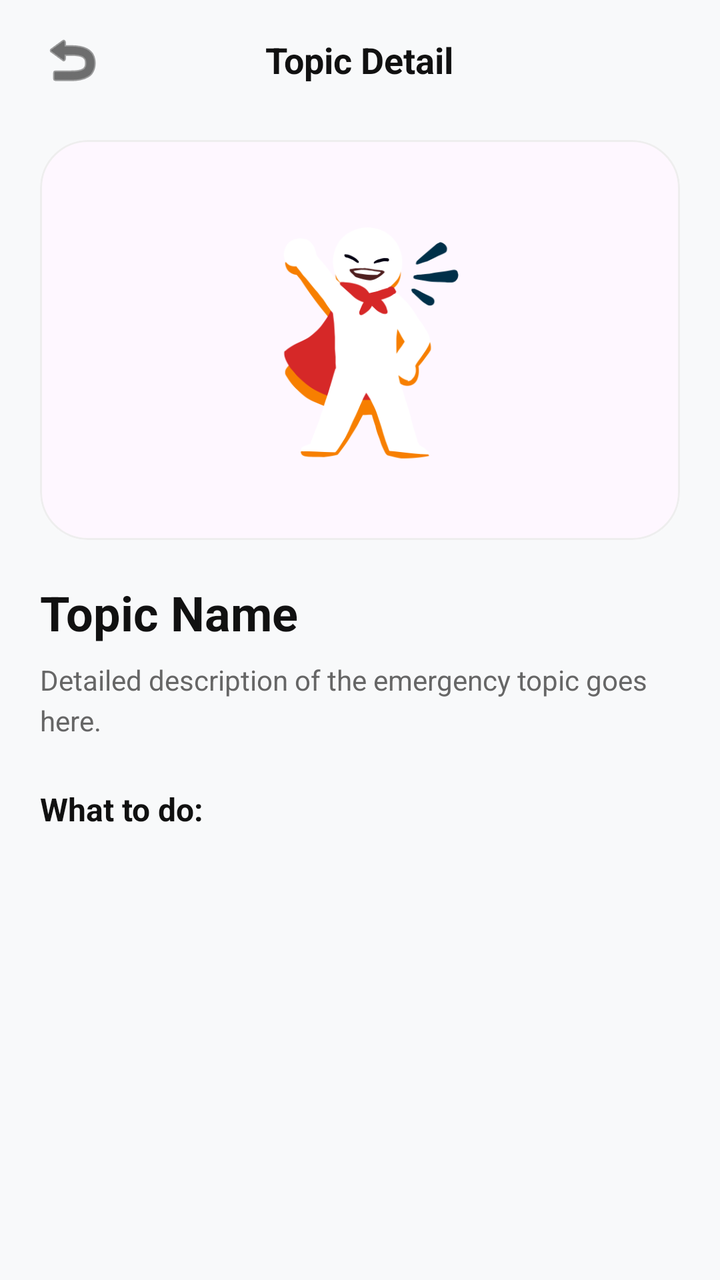
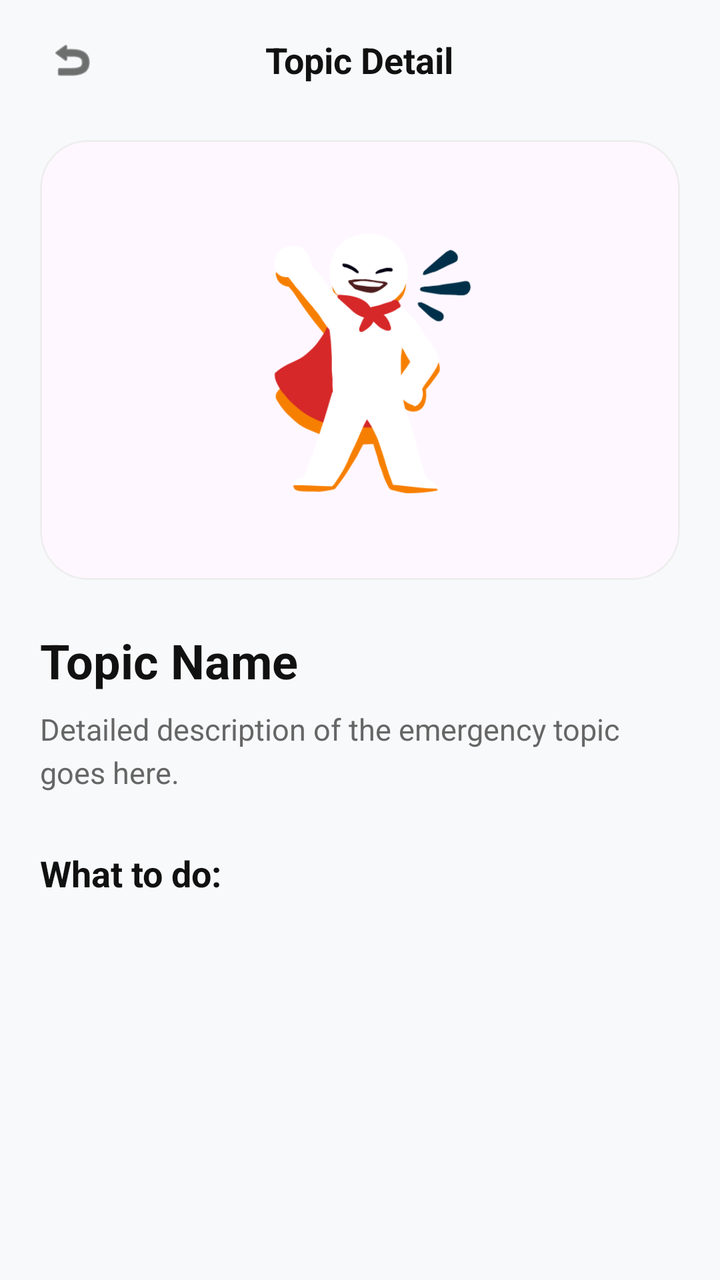

Before-and-after screenshots of an Android layout around one commit, followed by the original layout XML and the change that was made.
<!-- AndroidManifest.xml: application theme Theme.MyApplication -->
<!-- res/layout/activity_guide_detail.xml -->
<?xml version="1.0" encoding="utf-8"?>
<androidx.constraintlayout.widget.ConstraintLayout xmlns:android="http://schemas.android.com/apk/res/android"
    xmlns:app="http://schemas.android.com/apk/res-auto"
    android:layout_width="match_parent"
    android:layout_height="match_parent"
    android:background="#F8F9FA">

    
    <RelativeLayout
        android:id="@+id/detailHeader"
        android:layout_width="match_parent"
        android:layout_height="60dp"
        android:paddingHorizontal="16dp"
        app:layout_constraintTop_toTopOf="parent">

        <ImageButton
            android:id="@+id/btnBack"
            android:layout_width="40dp"
            android:layout_height="40dp"
            android:layout_centerVertical="true"
            android:background="?attr/selectableItemBackgroundBorderless"
            android:contentDescription="Back"
            android:src="@android:drawable/ic_menu_revert"
            app:tint="#111111" />

        <TextView
            android:id="@+id/detailTitle"
            android:layout_width="wrap_content"
            android:layout_height="wrap_content"
            android:layout_centerInParent="true"
            android:text="Topic Detail"
            android:textColor="#111111"
            android:textSize="18sp"
            android:textStyle="bold" />
    </RelativeLayout>

    <androidx.core.widget.NestedScrollView
        android:layout_width="match_parent"
        android:layout_height="0dp"
        android:clipToPadding="false"
        android:paddingBottom="24dp"
        app:layout_constraintBottom_toBottomOf="parent"
        app:layout_constraintTop_toBottomOf="@id/detailHeader">

        <LinearLayout
            android:layout_width="match_parent"
            android:layout_height="wrap_content"
            android:orientation="vertical"
            android:paddingHorizontal="20dp">

            
            <com.google.android.material.card.MaterialCardView
                android:layout_width="match_parent"
                android:layout_height="200dp"
                android:layout_marginTop="10dp"
                app:cardCornerRadius="24dp"
                app:cardElevation="0dp"
                app:strokeColor="#EEEEEE"
                app:strokeWidth="1dp">

                <ImageView
                    android:id="@+id/detailIllustration"
                    android:layout_width="match_parent"
                    android:layout_height="match_parent"
                    android:padding="20dp"
                    android:scaleType="fitCenter"
                    android:src="@drawable/hero_mascot" />
            </com.google.android.material.card.MaterialCardView>

            <TextView
                android:id="@+id/detailTopicName"
                android:layout_width="wrap_content"
                android:layout_height="wrap_content"
                android:layout_marginTop="20dp"
                android:text="Topic Name"
                android:textColor="#111111"
                android:textSize="24sp"
                android:textStyle="bold" />

            <TextView
                android:id="@+id/detailDescription"
                android:layout_width="match_parent"
                android:layout_height="wrap_content"
                android:layout_marginTop="8dp"
                android:text="Detailed description of the emergency topic goes here."
                android:textColor="#666666"
                android:textSize="14sp"
                android:lineSpacingExtra="4dp" />

            <TextView
                android:layout_width="wrap_content"
                android:layout_height="wrap_content"
                android:layout_marginTop="24dp"
                android:text="What to do:"
                android:textColor="#111111"
                android:textSize="16sp"
                android:textStyle="bold" />

            
            <LinearLayout
                android:id="@+id/stepsContainer"
                android:layout_width="match_parent"
                android:layout_height="wrap_content"
                android:layout_marginTop="12dp"
                android:orientation="vertical" />

        </LinearLayout>
    </androidx.core.widget.NestedScrollView>

</androidx.constraintlayout.widget.ConstraintLayout>
<!-- resources referenced by this layout -->
<resources>
  <!-- drawable hero_mascot: png bitmap (drawable, 22730 bytes) -->
  <style name="Theme.MyApplication" parent="Base.Theme.MyApplication" />
  <style name="Base.Theme.MyApplication" parent="Theme.Material3.DayNight.NoActionBar">
          
          
      </style>
</resources>

<!-- the commit's change to res/layout/activity_guide_detail.xml (unified diff, before → after) -->
@@ -1,5 +1,6 @@
 <?xml version="1.0" encoding="utf-8"?>
-<androidx.constraintlayout.widget.ConstraintLayout xmlns:android="http://schemas.android.com/apk/res/android"
+<androidx.constraintlayout.widget.ConstraintLayout
+    xmlns:android="http://schemas.android.com/apk/res/android"
     xmlns:app="http://schemas.android.com/apk/res-auto"
     android:layout_width="match_parent"
     android:layout_height="match_parent"
@@ -13,11 +14,12 @@
         android:paddingHorizontal="16dp"
         app:layout_constraintTop_toTopOf="parent">
 
-        <ImageButton
+        <ImageView
             android:id="@+id/btnBack"
             android:layout_width="40dp"
             android:layout_height="40dp"
             android:layout_centerVertical="true"
+            android:padding="8dp"
             android:background="?attr/selectableItemBackgroundBorderless"
             android:contentDescription="Back"
             android:src="@android:drawable/ic_menu_revert"
@@ -51,7 +53,7 @@
             
             <com.google.android.material.card.MaterialCardView
                 android:layout_width="match_parent"
-                android:layout_height="200dp"
+                android:layout_height="220dp"
                 android:layout_marginTop="10dp"
                 app:cardCornerRadius="24dp"
                 app:cardElevation="0dp"
@@ -71,7 +73,7 @@
                 android:id="@+id/detailTopicName"
                 android:layout_width="wrap_content"
                 android:layout_height="wrap_content"
-                android:layout_marginTop="20dp"
+                android:layout_marginTop="24dp"
                 android:text="Topic Name"
                 android:textColor="#111111"
                 android:textSize="24sp"
@@ -84,16 +86,16 @@
                 android:layout_marginTop="8dp"
                 android:text="Detailed description of the emergency topic goes here."
                 android:textColor="#666666"
-                android:textSize="14sp"
+                android:textSize="15sp"
                 android:lineSpacingExtra="4dp" />
 
             <TextView
                 android:layout_width="wrap_content"
                 android:layout_height="wrap_content"
-                android:layout_marginTop="24dp"
+                android:layout_marginTop="28dp"
                 android:text="What to do:"
                 android:textColor="#111111"
-                android:textSize="16sp"
+                android:textSize="18sp"
                 android:textStyle="bold" />
 
             
@@ -101,7 +103,7 @@
                 android:id="@+id/stepsContainer"
                 android:layout_width="match_parent"
                 android:layout_height="wrap_content"
-                android:layout_marginTop="12dp"
+                android:layout_marginTop="16dp"
                 android:orientation="vertical" />
 
         </LinearLayout>
